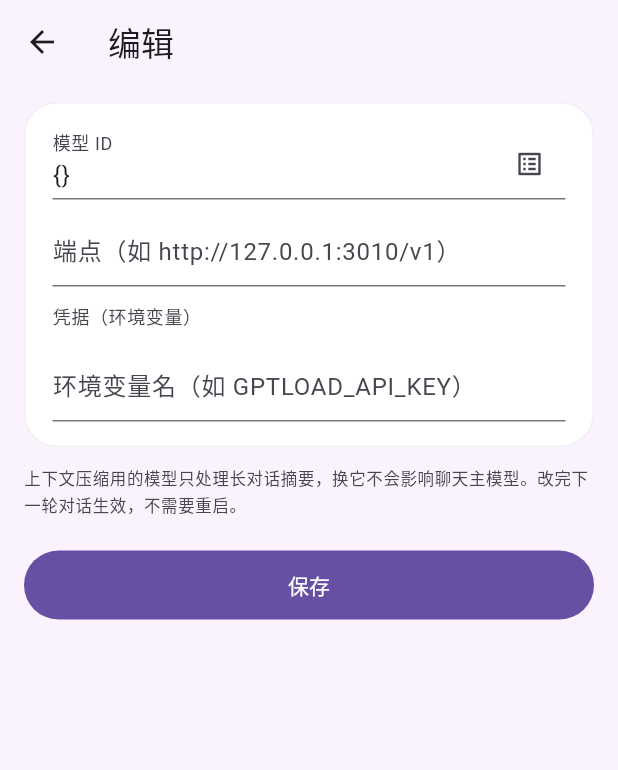
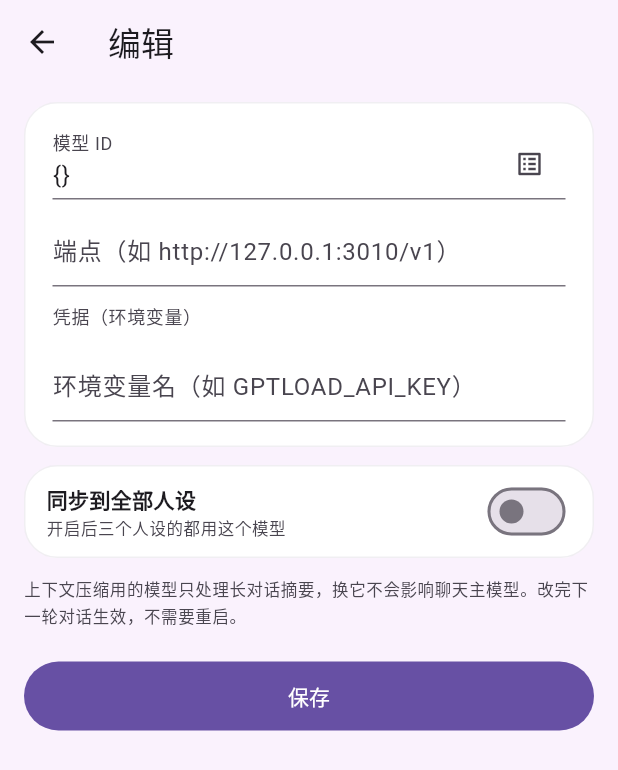
Before and after one commit to luoyuqing/qing, a Flutter app: the AuxiliaryEditPage screen opened directly with empty values, on a phone screen of 412 x 824 dp. Shown: the top 770 px of the screen. Run offline on Flutter 3.47's test engine with Material 3 defaults, Android fonts, the phone set to English and light mode, and no system bars; our stand-ins replace badges, chewie, cross_file, cupertino_ui, device_info_plus, dynamic_color and 24 more; missing offline and left inert: blurhash_dart, crop_image, desktop_drop, file_selector, flutter_callkit_incoming and 25 more; accounts and stored records are empty; generated files the repository leaves out were written again; network calls fail; statements that could not run were skipped; key blocks and very long unbroken strings in the code were emptied for the run.

Commit message:
1.20.4：辅助模型（上下文压缩/图片理解）可选择是否同步到全部人设；默认只改当前人设，开启后三个人设共用同一模型

```diff
--- a/lib/pages/settings_agent/auxiliary_edit_page.dart
+++ b/lib/pages/settings_agent/auxiliary_edit_page.dart
@@ -31,6 +31,7 @@ class _AuxiliaryEditPageState extends State<AuxiliaryEditPage> {
   List<Map<String, dynamic>> _creds = const [];
   bool _saving = false;
   bool _fetching = false;
+  bool _allScopes = false;
 
   @override
   void initState() {
@@ -153,6 +154,7 @@ class _AuxiliaryEditPageState extends State<AuxiliaryEditPage> {
         model: model,
         baseUrl: base,
         keyEnv: _keyEnv.text.trim(),
+        scope: _allScopes ? 'all' : 'persona',
       );
       if (!mounted) return;
       Navigator.pop(context, true);
@@ -242,6 +244,48 @@ class _AuxiliaryEditPageState extends State<AuxiliaryEditPage> {
             ),
           ),
           const SizedBox(height: 12),
+          QingCard(
+            padding: const EdgeInsets.fromLTRB(14, 6, 14, 6),
+            child: Column(
+              crossAxisAlignment: CrossAxisAlignment.start,
+              children: [
+                Row(
+                  children: [
+                    Expanded(
+                      child: Column(
+                        crossAxisAlignment: CrossAxisAlignment.start,
+                        children: [
+                          Text('同步到全部人设',
+                              style: theme.textTheme.bodyMedium
+                                  ?.copyWith(fontWeight: FontWeight.w600)),
+                          const SizedBox(height: 2),
+                          Text('开启后三个人设的${widget.item['label'] ?? widget.item['key']}都用这个模型',
+                              style: theme.textTheme.bodySmall?.copyWith(
+                                  fontSize: 11,
+                                  color: theme.colorScheme.onSurfaceVariant)),
+                        ],
+                      ),
+                    ),
+                    Switch(
+                      value: _allScopes,
+                      onChanged: (v) => setState(() => _allScopes = v),
+                    ),
+                  ],
+                ),
+                if (_allScopes)
+                  Padding(
+                    padding: const EdgeInsets.only(bottom: 8),
+                    child: Text(
+                      '会覆盖另外两个人设当前的设置；凭据留空则各自保留原有的',
+                      style: theme.textTheme.bodySmall?.copyWith(
+                          fontSize: 10.5,
+                          color: theme.colorScheme.onSurfaceVariant),
+                    ),
+                  ),
+              ],
+            ),
+          ),
+          const SizedBox(height: 12),
           Text(
             '上下文压缩用的模型只处理长对话摘要，换它不会影响聊天主模型。'
             '改完下一轮对话生效，不需要重启。',
--- a/lib/utils/device_hub/device_hub_client.dart
+++ b/lib/utils/device_hub/device_hub_client.dart
@@ -731,12 +731,15 @@ class DeviceHubClient {
       });
 
   /// 保存辅助模型（上下文压缩 / 图片理解…）
+  ///
+  /// [scope] 为 all 时写进全部人设（三个人设共用一个辅助模型）。
   static Future<Map<String, dynamic>> saveAuxiliary({
     required String persona,
     required String key,
     required String model,
     required String baseUrl,
     String keyEnv = '',
+    String scope = 'persona',
   }) =>
       _postJson('/agent/auxiliary', {
         'persona': persona,
@@ -744,7 +747,8 @@ class DeviceHubClient {
         'model': model,
         'base_url': baseUrl,
         'key_env': keyEnv,
-      }, timeout: const Duration(seconds: 150));
+        'scope': scope,
+      }, timeout: const Duration(seconds: 200));
 
   /// 凭据健康（只有变量名与来源，无值）
   static Future<List<Map<String, dynamic>>> credentials() async {
--- a/pubspec.yaml
+++ b/pubspec.yaml
@@ -7,7 +7,7 @@ name: fluffychat
 description: 清助理 —— 个人 AI 助理客户端（基于 Matrix，衍生自 Qchat）。
 publish_to: none
 # On version bump please also increase the build number (for F-Droid)
-version: 1.20.3+34
+version: 1.20.4+35
 
 environment:
   sdk: ">=3.11.1 <4.0.0"
```
